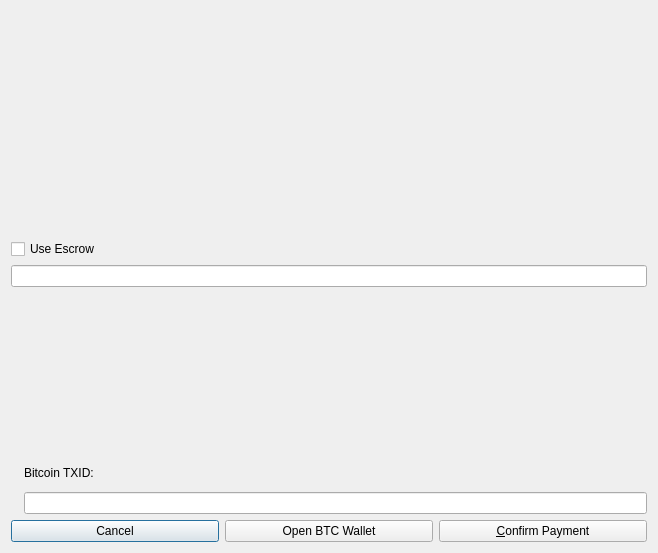
Qt form src/qt/forms/offeracceptdialogbtc.ui (greggdourgarian/syscoin2) before a commit.
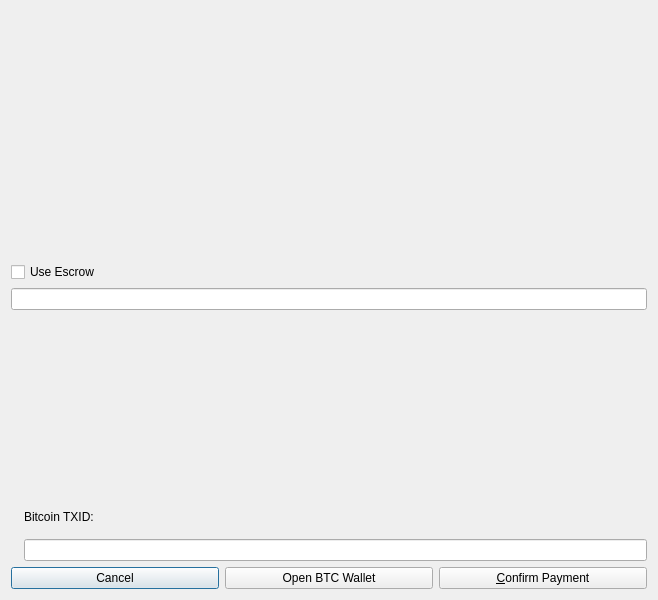
The same form after that commit.

Commit message: resize to 600 pix high for few screen

```diff
--- a/src/qt/forms/offeracceptdialogbtc.ui
+++ b/src/qt/forms/offeracceptdialogbtc.ui
@@ -7,7 +7,7 @@
     <x>0</x>
     <y>0</y>
     <width>658</width>
-    <height>553</height>
+    <height>600</height>
    </rect>
   </property>
   <property name="windowTitle">
```
The commit also changes 2 other files.
